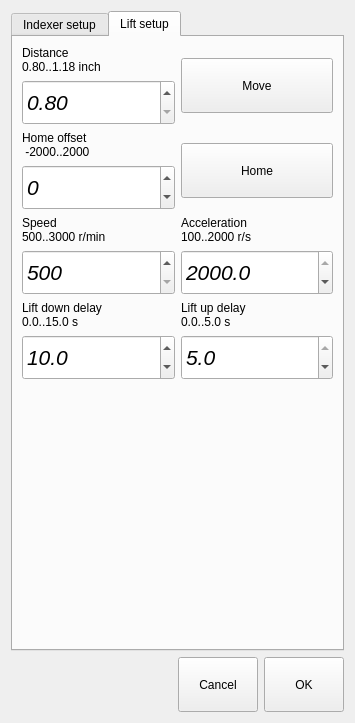
Old version of the form indexersettingdialog.ui in the repository mishkoLitvin/L_Aries-progect.
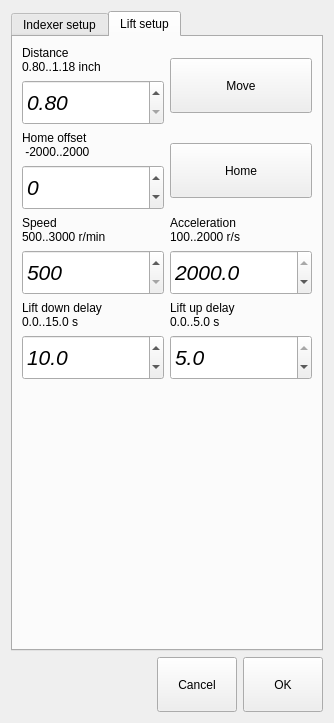
New version of the form. Icons and pictures are not drawn.

Diff of the .ui file:
```diff
--- a/indexersettingdialog.ui
+++ b/indexersettingdialog.ui
@@ -6,7 +6,7 @@
    <rect>
     <x>0</x>
     <y>0</y>
-    <width>355</width>
+    <width>334</width>
     <height>723</height>
    </rect>
   </property>
```
